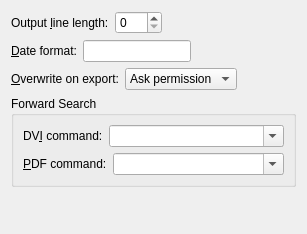
Qt form src/frontends/qt4/ui/PrefOutputUi.ui (cburschka/lyx) before a commit.
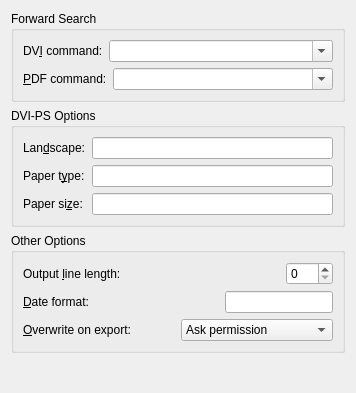
The same form after that commit.

What changed in the file:
```diff
--- a/src/frontends/qt4/ui/PrefOutputUi.ui
+++ b/src/frontends/qt4/ui/PrefOutputUi.ui
@@ -1,153 +1,21 @@
 <ui version="4.0" >
  <class>PrefOutputUi</class>
- <widget class="QWidget" name="PrefOutputUi" >
-  <property name="geometry" >
+ <widget class="QWidget" name="PrefOutputUi">
+  <property name="geometry">
    <rect>
     <x>0</x>
     <y>0</y>
-    <width>307</width>
-    <height>234</height>
+    <width>356</width>
+    <height>393</height>
    </rect>
   </property>
   <property name="windowTitle" >
    <string/>
   </property>
-  <layout class="QVBoxLayout" name="verticalLayout_2" >
+  <layout class="QVBoxLayout" name="verticalLayout_3">
    <item>
-    <layout class="QHBoxLayout" name="horizontalLayout_2" >
-     <item>
-      <widget class="QLabel" name="plaintextLinelengthLA" >
-       <property name="text" >
-        <string>Output &amp;line length:</string>
-       </property>
-       <property name="buddy" >
-        <cstring>plaintextLinelengthSB</cstring>
-       </property>
-      </widget>
-     </item>
-     <item>
-      <widget class="QSpinBox" name="plaintextLinelengthSB" >
-       <property name="sizePolicy" >
-        <sizepolicy vsizetype="Fixed" hsizetype="Fixed" >
-         <horstretch>0</horstretch>
-         <verstretch>0</verstretch>
-        </sizepolicy>
-       </property>
-       <property name="toolTip" >
-        <string>The maximum line length of exported plain text/LaTeX/SGML files. If set to 0, paragraphs are output in a single line; if the line length is > 0, paragraphs are separated by a blank line.</string>
-       </property>
-       <property name="maximum" >
-        <number>120</number>
-       </property>
-      </widget>
-     </item>
-     <item>
-      <spacer name="horizontalSpacer_2" >
-       <property name="orientation" >
-        <enum>Qt::Horizontal</enum>
-       </property>
-       <property name="sizeHint" stdset="0" >
-        <size>
-         <width>40</width>
-         <height>20</height>
-        </size>
-       </property>
-      </spacer>
-     </item>
-    </layout>
-   </item>
-   <item>
-    <layout class="QHBoxLayout" name="horizontalLayout" >
-     <item>
-      <widget class="QLabel" name="DateLA" >
-       <property name="text" >
-        <string>&amp;Date format:</string>
-       </property>
-       <property name="buddy" >
-        <cstring>DateED</cstring>
-       </property>
-      </widget>
-     </item>
-     <item>
-      <widget class="QLineEdit" name="DateED" >
-       <property name="sizePolicy" >
-        <sizepolicy vsizetype="Fixed" hsizetype="Fixed" >
-         <horstretch>0</horstretch>
-         <verstretch>0</verstretch>
-        </sizepolicy>
-       </property>
-       <property name="toolTip" >
-        <string>Date format for strftime output</string>
-       </property>
-      </widget>
-     </item>
-     <item>
-      <spacer name="horizontalSpacer" >
-       <property name="orientation" >
-        <enum>Qt::Horizontal</enum>
-       </property>
-       <property name="sizeHint" stdset="0" >
-        <size>
-         <width>40</width>
-         <height>20</height>
-        </size>
-       </property>
-      </spacer>
-     </item>
-    </layout>
-   </item>
-   <item>
-    <layout class="QHBoxLayout" name="horizontalLayout_4">
-     <item>
-      <widget class="QLabel" name="label_3">
-       <property name="text">
-        <string>&amp;Overwrite on export:</string>
-       </property>
-       <property name="buddy">
-        <cstring>overwriteCO</cstring>
-       </property>
-      </widget>
-     </item>
-     <item>
-      <widget class="QComboBox" name="overwriteCO">
-       <item>
-        <property name="text">
-         <string>Ask permission</string>
-        </property>
-       </item>
-       <item>
-        <property name="text">
-         <string>Main file only</string>
-        </property>
-       </item>
-       <item>
-        <property name="text">
-         <string>All files</string>
-        </property>
-       </item>
-       <property name="toolTip" >
-        <string>What to do when existing files are going to be overwritten on export.</string>
-       </property>
-      </widget>
-     </item>
-     <item>
-      <spacer name="horizontalSpacer_3">
-       <property name="orientation">
-        <enum>Qt::Horizontal</enum>
-       </property>
-       <property name="sizeHint" stdset="0">
-        <size>
-         <width>40</width>
-         <height>20</height>
-        </size>
-       </property>
-      </spacer>
-     </item>
-    </layout>
-   </item>
-   <item>
-    <widget class="QGroupBox" name="groupBox" >
-     <property name="title" >
+    <widget class="QGroupBox" name="groupBox">
+     <property name="title">
       <string>Forward Search</string>
      </property>
      <property name="flat" >
@@ -167,7 +35,7 @@
             <verstretch>0</verstretch>
            </sizepolicy>
           </property>
-          <property name="text" >
+          <property name="text">
            <string>DV&amp;I command:</string>
           </property>
           <property name="buddy" >
@@ -203,7 +71,7 @@
             <verstretch>0</verstretch>
            </sizepolicy>
           </property>
-          <property name="text" >
+          <property name="text">
            <string>&amp;PDF command:</string>
           </property>
           <property name="buddy" >
@@ -233,14 +101,171 @@
     </widget>
    </item>
    <item>
-    <spacer name="verticalSpacer" >
-     <property name="orientation" >
+    <widget class="QGroupBox" name="groupBox_2">
+     <property name="title">
+      <string>DVI-PS Options</string>
+     </property>
+     <property name="flat">
+      <bool>true</bool>
+     </property>
+     <layout class="QGridLayout" name="gridLayout">
+      <item row="1" column="2">
+       <widget class="QLineEdit" name="printerPaperTypeED">
+        <property name="toolTip">
+         <string/>
+        </property>
+       </widget>
+      </item>
+      <item row="1" column="0">
+       <widget class="QLabel" name="printerPaperTypeLA">
+        <property name="text">
+         <string>Paper t&amp;ype:</string>
+        </property>
+        <property name="buddy">
+         <cstring>printerPaperTypeED</cstring>
+        </property>
+       </widget>
+      </item>
+      <item row="2" column="2">
+       <widget class="QLineEdit" name="printerPaperSizeED"/>
+      </item>
+      <item row="2" column="0">
+       <widget class="QLabel" name="printerPaperSizeLA">
+        <property name="text">
+         <string>Paper si&amp;ze:</string>
+        </property>
+        <property name="buddy">
+         <cstring>printerPaperSizeED</cstring>
+        </property>
+       </widget>
+      </item>
+      <item row="0" column="2">
+       <widget class="QLineEdit" name="printerLandscapeED"/>
+      </item>
+      <item row="0" column="0">
+       <widget class="QLabel" name="printerLandscapeLA">
+        <property name="text">
+         <string>Lan&amp;dscape:</string>
+        </property>
+        <property name="buddy">
+         <cstring>printerLandscapeED</cstring>
+        </property>
+       </widget>
+      </item>
+     </layout>
+    </widget>
+   </item>
+   <item>
+    <widget class="QGroupBox" name="groupBox_3">
+     <property name="title">
+      <string>Other Options</string>
+     </property>
+     <layout class="QVBoxLayout" name="verticalLayout_2">
+      <item>
+       <layout class="QHBoxLayout" name="horizontalLayout_6">
+        <item>
+         <widget class="QLabel" name="plaintextLinelengthLA">
+          <property name="text">
+           <string>Output &amp;line length:</string>
+          </property>
+          <property name="buddy">
+           <cstring>plaintextLinelengthSB</cstring>
+          </property>
+         </widget>
+        </item>
+        <item>
+         <widget class="QSpinBox" name="plaintextLinelengthSB">
+          <property name="sizePolicy">
+           <sizepolicy hsizetype="Fixed" vsizetype="Fixed">
+            <horstretch>0</horstretch>
+            <verstretch>0</verstretch>
+           </sizepolicy>
+          </property>
+          <property name="toolTip">
+           <string>The maximum line length of exported plain text/LaTeX/SGML files. If set to 0, paragraphs are output in a single line; if the line length is &gt; 0, paragraphs are separated by a blank line.</string>
+          </property>
+          <property name="maximum">
+           <number>120</number>
+          </property>
+         </widget>
+        </item>
+       </layout>
+      </item>
+      <item>
+       <layout class="QHBoxLayout" name="horizontalLayout_7">
+        <item>
+         <widget class="QLabel" name="DateLA">
+          <property name="text">
+           <string>&amp;Date format:</string>
+          </property>
+          <property name="buddy">
+           <cstring>DateED</cstring>
+          </property>
+         </widget>
+        </item>
+        <item>
+         <widget class="QLineEdit" name="DateED">
+          <property name="sizePolicy">
+           <sizepolicy hsizetype="Fixed" vsizetype="Fixed">
+            <horstretch>0</horstretch>
+            <verstretch>0</verstretch>
+           </sizepolicy>
+          </property>
+          <property name="toolTip">
+           <string>Date format for strftime output</string>
+          </property>
+         </widget>
+        </item>
+       </layout>
+      </item>
+      <item>
+       <layout class="QHBoxLayout" name="horizontalLayout_8">
+        <item>
+         <widget class="QLabel" name="label_4">
+          <property name="text">
+           <string>&amp;Overwrite on export:</string>
+          </property>
+          <property name="buddy">
+           <cstring>overwriteCO</cstring>
+          </property>
+         </widget>
+        </item>
+        <item>
+         <widget class="QComboBox" name="overwriteCO">
+          <property name="toolTip">
+           <string>What to do when existing files are going to be overwritten on export.</string>
+          </property>
+          <item>
+           <property name="text">
+            <string>Ask permission</string>
+           </property>
+          </item>
+          <item>
+           <property name="text">
+            <string>Main file only</string>
+           </property>
+          </item>
+          <item>
+           <property name="text">
+            <string>All files</string>
+           </property>
+          </item>
+         </widget>
+        </item>
+       </layout>
+      </item>
+     </layout>
+    </widget>
+   </item>
+   <item>
+    <spacer name="verticalSpacer">
+     <property name="orientation">
       <enum>Qt::Vertical</enum>
      </property>
-     <property name="sizeHint" stdset="0" >
+     <property name="sizeHint" stdset="0">
       <size>
        <width>20</width>
-       <height>40</height>
+       <height>43</height>
       </size>
      </property>
     </spacer>
```
Left out of the diff: 53 changed lines with no effect on the pictures.
